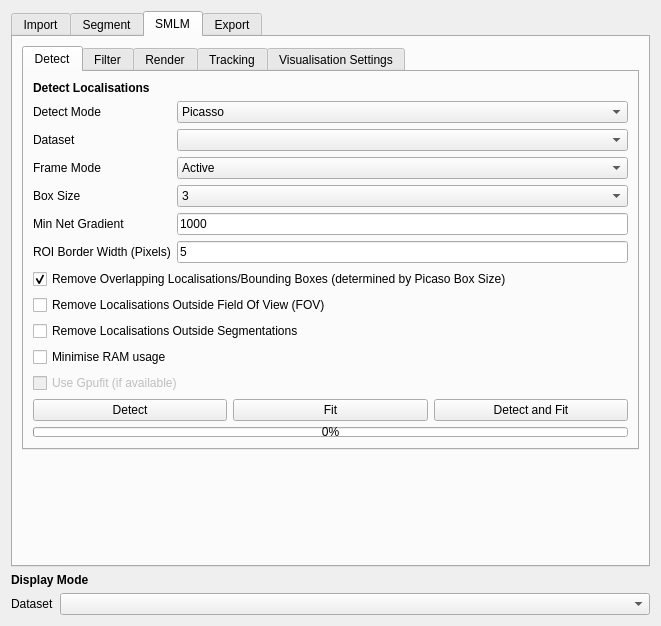
Above: src/moltrack/GUI/widget_ui.ui from piedrro/napari-moltrack before the change. Below: the same form after it.
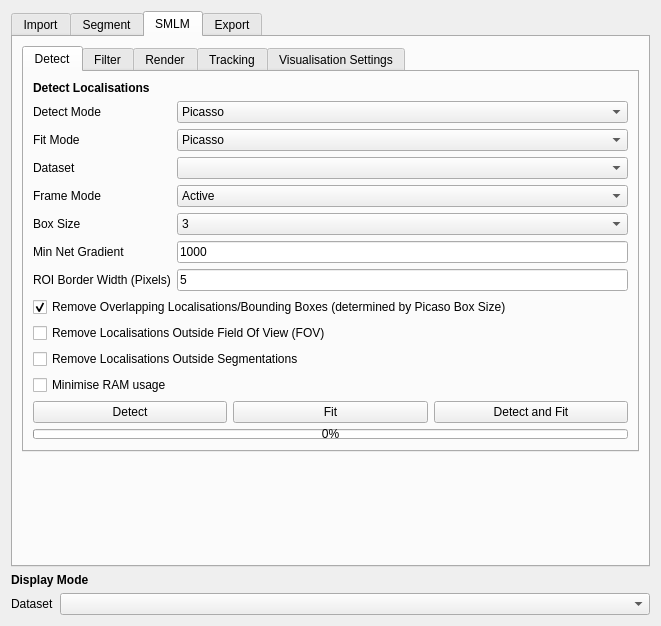
That is the form after the change. The open tabs and pages were chosen to show the change.

Commit message: reworked picasso ui

```diff
--- a/src/moltrack/GUI/widget_ui.ui
+++ b/src/moltrack/GUI/widget_ui.ui
@@ -894,24 +894,24 @@
                </item>
               </widget>
              </item>
-             <item row="1" column="0">
+             <item row="2" column="0">
               <widget class="QLabel" name="label_11">
                <property name="text">
                 <string>Dataset</string>
                </property>
               </widget>
              </item>
-             <item row="1" column="1">
+             <item row="2" column="1">
               <widget class="QComboBox" name="picasso_dataset"/>
              </item>
-             <item row="2" column="0">
+             <item row="3" column="0">
               <widget class="QLabel" name="label_8">
                <property name="text">
                 <string>Frame Mode</string>
                </property>
               </widget>
              </item>
-             <item row="2" column="1">
+             <item row="3" column="1">
               <widget class="QComboBox" name="picasso_frame_mode">
                <item>
                 <property name="text">
@@ -925,14 +925,14 @@
                </item>
               </widget>
              </item>
-             <item row="3" column="0">
+             <item row="4" column="0">
               <widget class="QLabel" name="label_28">
                <property name="text">
                 <string>Box Size</string>
                </property>
               </widget>
              </item>
-             <item row="3" column="1">
+             <item row="4" column="1">
               <widget class="QComboBox" name="picasso_box_size">
                <property name="currentIndex">
                 <number>0</number>
@@ -974,34 +974,50 @@
                </item>
               </widget>
              </item>
-             <item row="4" column="0">
+             <item row="5" column="0">
               <widget class="QLabel" name="label_5">
                <property name="text">
                 <string>Min Net Gradient</string>
                </property>
               </widget>
              </item>
-             <item row="4" column="1">
+             <item row="5" column="1">
               <widget class="QLineEdit" name="picasso_min_net_gradient">
                <property name="text">
                 <string>1000</string>
                </property>
               </widget>
              </item>
-             <item row="5" column="0">
+             <item row="6" column="0">
               <widget class="QLabel" name="label_35">
                <property name="text">
                 <string>ROI Border Width (Pixels)</string>
                </property>
               </widget>
              </item>
-             <item row="5" column="1">
+             <item row="6" column="1">
               <widget class="QLineEdit" name="picasso_roi_border_width">
                <property name="text">
                 <string>5</string>
                </property>
               </widget>
              </item>
+             <item row="1" column="0">
+              <widget class="QLabel" name="label">
+               <property name="text">
+                <string>Fit Mode</string>
+               </property>
+              </widget>
+             </item>
+             <item row="1" column="1">
+              <widget class="QComboBox" name="smlm_fit_mode">
+               <item>
+                <property name="text">
+                 <string>Picasso</string>
+                </property>
+               </item>
+              </widget>
+             </item>
             </layout>
            </item>
            <item>
@@ -1035,16 +1051,6 @@
              </property>
             </widget>
            </item>
-           <item>
-            <widget class="QCheckBox" name="picasso_use_gpufit">
-             <property name="enabled">
-              <bool>false</bool>
-             </property>
-             <property name="text">
-              <string>Use Gpufit (if available)</string>
-             </property>
-            </widget>
-           </item>
            <item>
             <layout class="QGridLayout" name="gridLayout_6">
              <item row="0" column="0">
```
Left out of the diff: 28 changed lines with no effect on the pictures. The commit also changes 5 other files.
